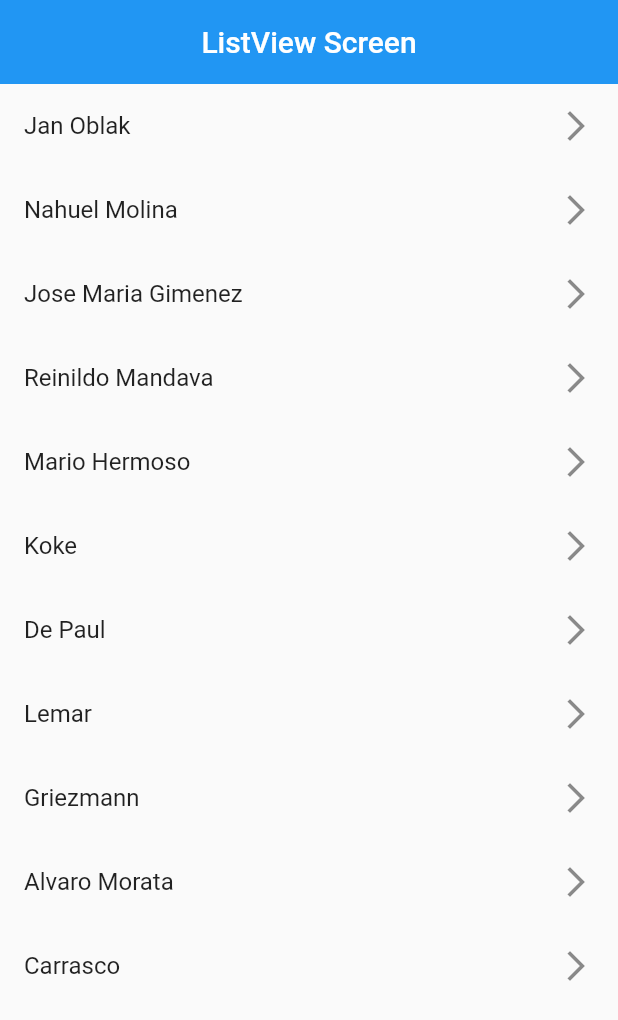
After one commit to JuanjoCR98/cursoFlutter, a Flutter app: the screen it shows after launch, on a phone screen of 412 x 824 dp. The commit adds this screen. Shown: the top 1020 px of the screen. Run offline on Flutter 3.47's test engine with Material 2 defaults, Android fonts, the phone set to English and light mode, and no system bars.

Commit message:
ListView Builder

```diff
--- /dev/null
+++ b/lib/componentes/listview/listviewbuilder_screen.dart
@@ -0,0 +1,42 @@
+import 'package:flutter/material.dart';
+
+class ListViewBuilderScreen extends StatelessWidget {
+  const ListViewBuilderScreen({Key? key}) : super(key: key);
+
+  final options = const ["Jan Oblak", "Nahuel Molina", "Jose Maria Gimenez", "Reinildo Mandava", "Mario Hermoso", "Koke", "De Paul", "Lemar", "Griezmann", "Alvaro Morata", "Carrasco"];
+
+  @override
+  Widget build(BuildContext context) {
+
+    return Scaffold(
+      appBar: AppBar(
+        centerTitle: true,
+        title: const Text("ListView Screen"),
+        elevation: 0,
+      ),
+      body: bodyListViewBuilder(),
+    );
+  }
+
+  Widget bodyListViewBuilder()
+  {
+    return ListView.builder(
+        itemCount: options.length,
+        itemBuilder: (context, index) => ListTile(
+          title: Text(options[index]),
+          trailing: const Icon(Icons.arrow_forward_ios_outlined),
+        )
+    );
+  }
+
+  Widget bodyListViewSeparated() {
+    return ListView.separated(
+      itemCount: options.length,
+      itemBuilder: (context, index) => ListTile(
+        title: Text(options[index]),
+        trailing: const Icon(Icons.arrow_forward_ios_outlined),
+      ),
+      separatorBuilder: (context, index) => const Divider(),
+    );
+  }
+}
--- a/lib/main.dart
+++ b/lib/main.dart
@@ -1,4 +1,4 @@
-import 'package:cursoflutter/componentes/listview/listview_screen.dart';
+import 'package:cursoflutter/componentes/listview/listviewbuilder_screen.dart';
 import 'package:flutter/material.dart';
 
 void main() {
@@ -15,7 +15,7 @@ class MyApp extends StatelessWidget {
         primarySwatch: Colors.blue,
       ),
       debugShowCheckedModeBanner: false,
-      home: const ListViewScreen(),
+      home: const ListViewBuilderScreen(),
     );
   }
 }
```
